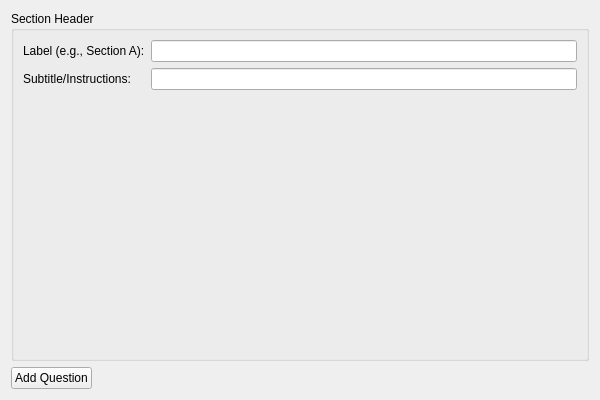
The window that src/widgets/sectionWidget/SectionWidget.ui (icarus-20s/paper-build) describes before a commit, drawn with Qt 5.
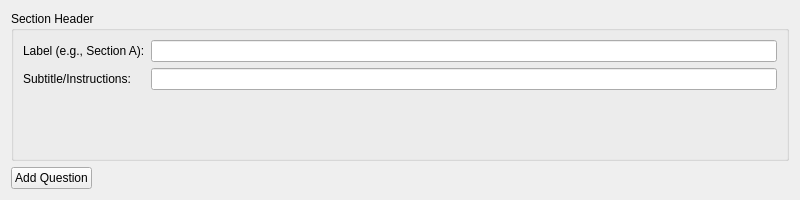
The same window after the commit.

```diff
--- a/src/widgets/sectionWidget/SectionWidget.ui
+++ b/src/widgets/sectionWidget/SectionWidget.ui
@@ -6,8 +6,8 @@
    <rect>
     <x>0</x>
     <y>0</y>
-    <width>600</width>
-    <height>400</height>
+    <width>800</width>
+    <height>200</height>
    </rect>
   </property>
   <property name="windowTitle">
```
Left out of the diff: 2 changed lines with no effect on the pictures.
